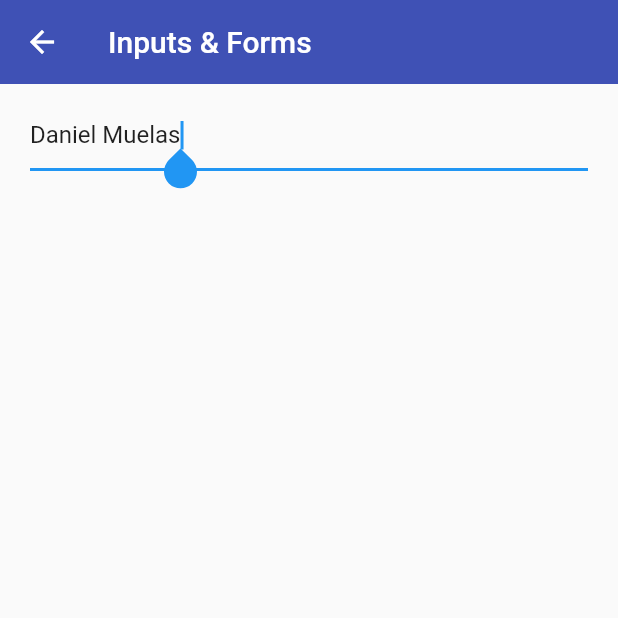
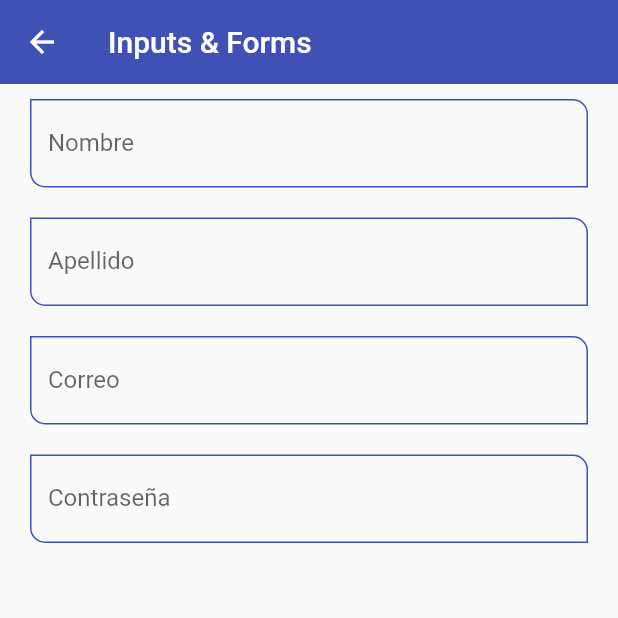
Before and after one commit to danmcode/flutter-projects-course, a Flutter app: the InputsScreen screen opened by its route, on a phone screen of 412 x 824 dp, the top half of it. Run offline on Flutter 3.47's test engine with Material 2 defaults, Android fonts, the phone set to English and light mode, and no system bars.

Commit message:
* Inputs fiels sencillos * Validaciones y clases de los inputs fields

```diff
--- a/fl_components/lib/screens/inputs_screens.dart
+++ b/fl_components/lib/screens/inputs_screens.dart
@@ -1,3 +1,4 @@
+import 'package:fl_components/widgets/widgets.dart';
 import 'package:flutter/material.dart';
 
 class InputsScreen extends StatelessWidget {
@@ -16,21 +17,41 @@ class InputsScreen extends StatelessWidget {
             vertical: 10,
           ),
           child: Column(
-              children: [
-                TextFormField(
-                  autofocus: true,
-                  initialValue: 'Daniel Muelas',
-                  textCapitalization: TextCapitalization.words,
-                  onChanged: (value) => print('value: $value'),
-                  validator: (value) {
-                    if (value == null) return 'Este campo esta vacio';
-                    return value.length < 3 ? 'Minimo de 3 letras' : null;
-                  },
-                  autovalidateMode: AutovalidateMode.always,
+            children: const [
+              CustomInputField(
+                labelText: 'Nombre',
+                hintText: 'Nombre del usuario',
+              ),
+              SizedBox(
+                height: 20,
+              ),
+              CustomInputField(
+                labelText: 'Apellido',
+                hintText: 'Apellido del usuario',
+              ),
+              SizedBox(
+                height: 20,
+              ),
+              CustomInputField(
+                labelText: 'Correo',
+                hintText: 'Correo del usuario',
+                keyboardType: TextInputType.emailAddress,
+              ),
+              SizedBox(
+                height: 20,
+              ),
+              CustomInputField(
+                labelText: 'Contraseña',
+                hintText: 'Contraseña del usuario',
+                obscureText: true,
+              ),
+              SizedBox(
+                height: 20,
               ),
             ],
           ),
         ),
-        ));
+      ),
+    );
   }
 }
--- a/fl_components/lib/themes/app_theme.dart
+++ b/fl_components/lib/themes/app_theme.dart
@@ -26,10 +26,47 @@ class AppTheme {
 
     //Elevation button
     elevatedButtonTheme: ElevatedButtonThemeData(
-        style: ElevatedButton.styleFrom(
-      primary: Colors.indigo,
-      shape: const StadiumBorder(),
-      elevation: 0,
-    )),
+      style: ElevatedButton.styleFrom(
+        primary: Colors.indigo,
+        shape: const StadiumBorder(),
+        elevation: 0,
+      ),
+    ),
+
+    //Input Decoration
+    inputDecorationTheme: const InputDecorationTheme(
+      floatingLabelStyle: TextStyle(
+        color: primary,
+      ),
+      // Cuando el input esta habilitado
+      enabledBorder: OutlineInputBorder(
+        borderSide: BorderSide(
+          color: primary,
+        ),
+        borderRadius: BorderRadius.only(
+          bottomLeft: Radius.circular(10),
+          topRight: Radius.circular(10),
+        ),
+      ),
+
+      //Cuando se hace tap en el input
+      focusedBorder: OutlineInputBorder(
+        borderSide: BorderSide(
+          color: primary,
+        ),
+        borderRadius: BorderRadius.only(
+          bottomLeft: Radius.circular(10),
+          topRight: Radius.circular(10),
+        ),
+      ),
+
+      //El borde en general del input
+      border: OutlineInputBorder(
+        borderRadius: BorderRadius.only(
+          bottomLeft: Radius.circular(10),
+          topRight: Radius.circular(10),
+        ),
+      ),
+    ),
   );
 }
--- /dev/null
+++ b/fl_components/lib/widgets/custom_input_field.dart
@@ -0,0 +1,54 @@
+import 'package:flutter/material.dart';
+
+class CustomInputField extends StatelessWidget {
+  final String? hintText;
+  final String? labelText;
+  final String? helperText;
+  final IconData? icon;
+  final IconData? suffixIcon;
+  final TextInputType? keyboardType;
+  final bool obscureText;
+
+  const CustomInputField({
+    Key? key,
+    this.hintText,
+    this.labelText,
+    this.helperText,
+    this.icon,
+    this.suffixIcon,
+    this.keyboardType,
+    this.obscureText = false,
+  }) : super(key: key);
+
+  @override
+  Widget build(BuildContext context) {
+    return TextFormField(
+      autofocus: false,
+      initialValue: '',
+      textCapitalization: TextCapitalization.words,
+      obscureText: obscureText,
+      keyboardType: keyboardType,
+      onChanged: (value) => print('value: $value'),
+      validator: (value) {
+        if (value == null) return 'Este campo esta vacio';
+        return value.length < 3 ? 'Minimo de 3 letras' : null;
+      },
+      autovalidateMode: AutovalidateMode.onUserInteraction,
+      decoration: InputDecoration(
+        hintText: hintText,
+        labelText: labelText,
+        helperText: helperText,
+        //counterText: '3 caracteres',
+        //prefix: Icon(Icons.ad_units),
+        suffixIcon: suffixIcon == null ? null : Icon(suffixIcon),
+        icon: suffixIcon == null ? null : Icon(icon),
+        // border: OutlineInputBorder(
+        //   borderRadius: BorderRadius.only(
+        //     bottomLeft: Radius.circular(10),
+        //     topRight: Radius.circular(10),
+        //   ),
+        // ),
+      ),
+    );
+  }
+}
--- a/fl_components/lib/widgets/widgets.dart
+++ b/fl_components/lib/widgets/widgets.dart
@@ -1,2 +1,3 @@
 export 'package:fl_components/widgets/custom_card_type_1.dart';
 export 'package:fl_components/widgets/custom_card_type_2.dart';
+export 'package:fl_components/widgets/custom_input_field.dart';
```
Also changed, not shown: fl_components/pubspec.lock. Lines whose indentation alone changed are shown as unchanged.
